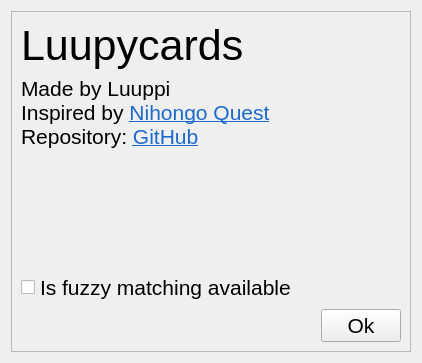
First picture: the form in v2/ui-files/info.ui, repository LuuppiChan/luupycards, before the edit.
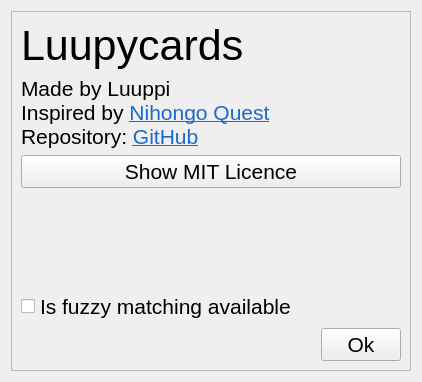
Second picture: the form after the edit.

The edit to the form file:
```diff
--- a/v2/ui-files/info.ui
+++ b/v2/ui-files/info.ui
@@ -7,7 +7,7 @@
     <x>0</x>
     <y>0</y>
     <width>422</width>
-    <height>363</height>
+    <height>382</height>
    </rect>
   </property>
   <property name="font">
@@ -30,7 +30,7 @@
         <x>0</x>
         <y>0</y>
         <width>406</width>
-        <height>347</height>
+        <height>366</height>
        </rect>
       </property>
       <layout class="QVBoxLayout" name="verticalLayout_2">
@@ -75,6 +75,13 @@
          </property>
         </widget>
        </item>
+       <item>
+        <widget class="QPushButton" name="pushButton_licence">
+         <property name="text">
+          <string>Show MIT Licence</string>
+         </property>
+        </widget>
+       </item>
        <item>
         <spacer name="verticalSpacer">
          <property name="orientation">
```
